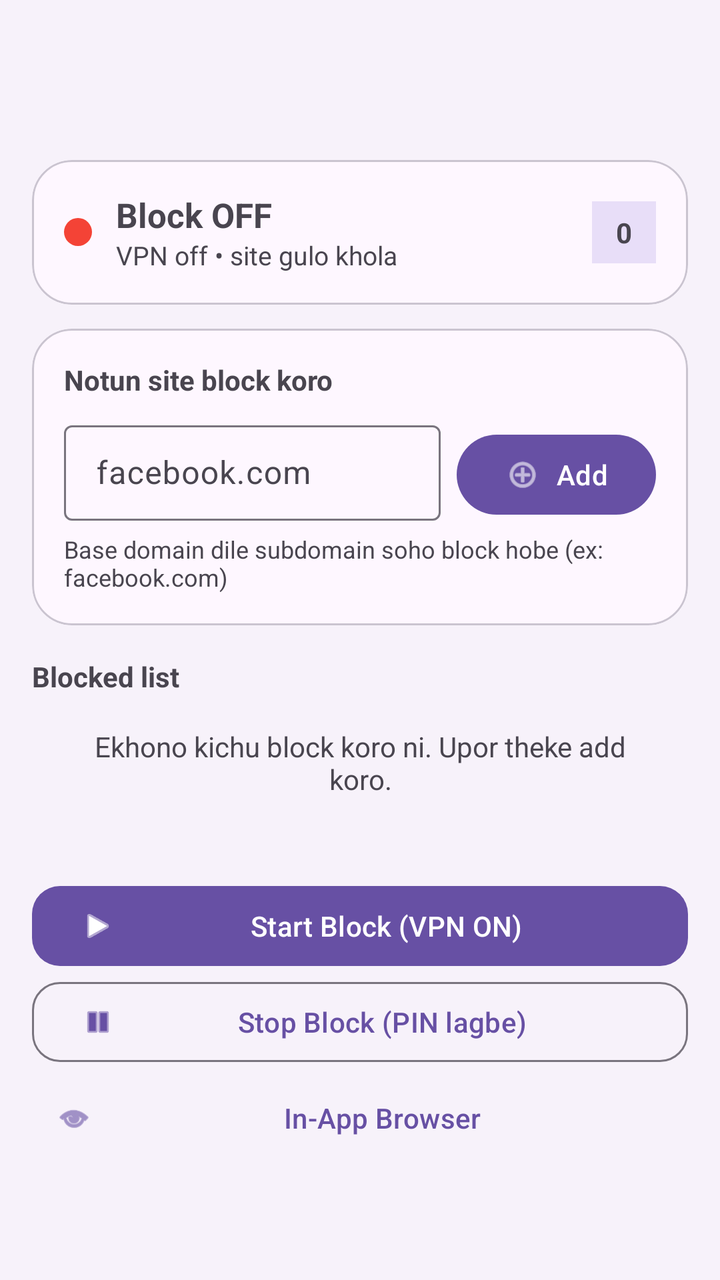
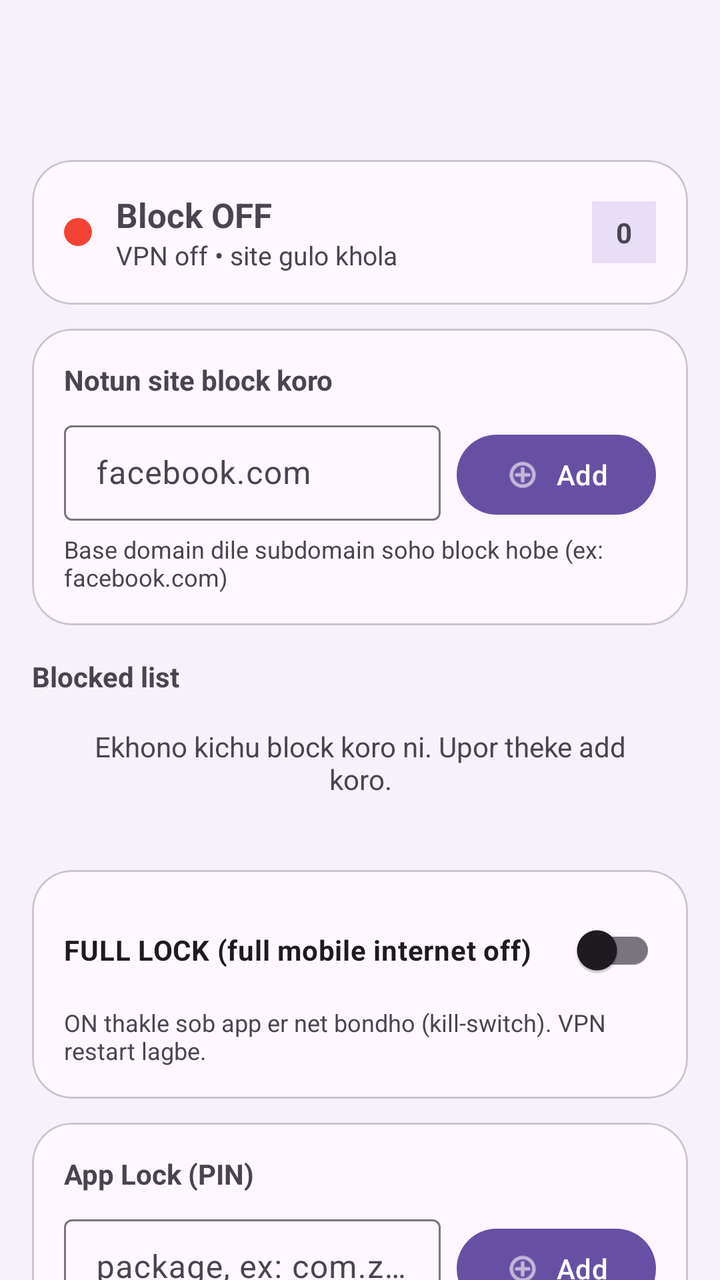

An Android layout rendered at two revisions. The XML below is the earlier revision; the diff shows what the commit changed to produce the second picture.
<!-- AndroidManifest.xml: application theme Theme.URLBlocker -->
<!-- res/layout/activity_main.xml -->
<?xml version="1.0" encoding="utf-8"?>
<LinearLayout xmlns:android="http://schemas.android.com/apk/res/android"
    xmlns:app="http://schemas.android.com/apk/res-auto"
    android:orientation="vertical"
    android:layout_width="match_parent"
    android:layout_height="match_parent"
    android:background="?attr/colorSurfaceContainerLow">

    <com.google.android.material.appbar.MaterialToolbar
        android:layout_width="match_parent"
        android:layout_height="wrap_content"
        android:title="URL Blocker"
        android:subtitle="Website block • PIN protected"
        app:titleCentered="false" />

    <androidx.core.widget.NestedScrollView
        android:layout_width="match_parent"
        android:layout_height="match_parent"
        android:fillViewport="true"
        android:clipToPadding="false">

        <LinearLayout
            android:orientation="vertical"
            android:padding="16dp"
            android:layout_width="match_parent"
            android:layout_height="wrap_content">

            <com.google.android.material.card.MaterialCardView
                android:layout_width="match_parent"
                android:layout_height="wrap_content"
                app:cardCornerRadius="20dp"
                app:cardElevation="0dp"
                app:strokeWidth="1dp"
                app:strokeColor="?attr/colorOutlineVariant">

                <LinearLayout
                    android:orientation="horizontal"
                    android:gravity="center_vertical"
                    android:padding="16dp"
                    android:layout_width="match_parent"
                    android:layout_height="wrap_content">

                    <View
                        android:id="@+id/dotStatus"
                        android:background="@drawable/dot_bg_off"
                        android:layout_width="14dp"
                        android:layout_height="14dp" />

                    <LinearLayout
                        android:orientation="vertical"
                        android:layout_marginStart="12dp"
                        android:layout_weight="1"
                        android:layout_width="0dp"
                        android:layout_height="wrap_content">

                        <TextView
                            android:id="@+id/tvStatus"
                            android:text="Block OFF"
                            android:textStyle="bold"
                            android:textSize="17sp"
                            android:layout_width="wrap_content"
                            android:layout_height="wrap_content" />

                        <TextView
                            android:id="@+id/tvSub"
                            android:text="VPN off • site gulo khola"
                            android:textSize="13sp"
                            android:layout_width="wrap_content"
                            android:layout_height="wrap_content" />
                    </LinearLayout>

                    <TextView
                        android:id="@+id/tvCount"
                        android:text="0"
                        android:textStyle="bold"
                        android:paddingStart="12dp"
                        android:paddingEnd="12dp"
                        android:paddingTop="6dp"
                        android:paddingBottom="6dp"
                        android:background="?attr/colorSecondaryContainer"
                        android:layout_width="wrap_content"
                        android:layout_height="wrap_content" />
                </LinearLayout>
            </com.google.android.material.card.MaterialCardView>

            <com.google.android.material.card.MaterialCardView
                android:layout_marginTop="12dp"
                android:layout_width="match_parent"
                android:layout_height="wrap_content"
                app:cardCornerRadius="20dp"
                app:cardElevation="0dp"
                app:strokeWidth="1dp"
                app:strokeColor="?attr/colorOutlineVariant">

                <LinearLayout
                    android:orientation="vertical"
                    android:padding="16dp"
                    android:layout_width="match_parent"
                    android:layout_height="wrap_content">

                    <TextView
                        android:text="Notun site block koro"
                        android:textStyle="bold"
                        android:layout_width="wrap_content"
                        android:layout_height="wrap_content" />

                    <LinearLayout
                        android:orientation="horizontal"
                        android:layout_marginTop="8dp"
                        android:layout_width="match_parent"
                        android:layout_height="wrap_content">

                        <com.google.android.material.textfield.TextInputLayout
                            android:hint="facebook.com"
                            android:layout_weight="1"
                            android:layout_width="0dp"
                            android:layout_height="wrap_content"
                            style="@style/Widget.Material3.TextInputLayout.OutlinedBox.Dense">

                            <com.google.android.material.textfield.TextInputEditText
                                android:id="@+id/etUrl"
                                android:inputType="textUri"
                                android:layout_width="match_parent"
                                android:layout_height="wrap_content" />
                        </com.google.android.material.textfield.TextInputLayout>

                        <com.google.android.material.button.MaterialButton
                            android:id="@+id/btnAdd"
                            android:text="Add"
                            android:layout_marginStart="8dp"
                            android:layout_width="wrap_content"
                            android:layout_height="wrap_content"
                            app:icon="@android:drawable/ic_menu_add" />
                    </LinearLayout>

                    <TextView
                        android:text="Base domain dile subdomain soho block hobe (ex: facebook.com)"
                        android:textSize="12sp"
                        android:layout_marginTop="6dp"
                        android:layout_width="wrap_content"
                        android:layout_height="wrap_content" />
                </LinearLayout>
            </com.google.android.material.card.MaterialCardView>

            <TextView
                android:text="Blocked list"
                android:textStyle="bold"
                android:layout_marginTop="16dp"
                android:layout_width="wrap_content"
                android:layout_height="wrap_content" />

            <TextView
                android:id="@+id/tvEmpty"
                android:text="Ekhono kichu block koro ni. Upor theke add koro."
                android:padding="16dp"
                android:gravity="center"
                android:layout_width="match_parent"
                android:layout_height="wrap_content" />

            <androidx.recyclerview.widget.RecyclerView
                android:id="@+id/list"
                android:nestedScrollingEnabled="false"
                android:layout_width="match_parent"
                android:layout_height="wrap_content"
                android:layout_marginTop="8dp" />

            <com.google.android.material.button.MaterialButton
                android:id="@+id/btnStart"
                android:text="Start Block (VPN ON)"
                android:layout_marginTop="16dp"
                android:layout_width="match_parent"
                android:layout_height="wrap_content"
                app:icon="@android:drawable/ic_media_play"
                app:cornerRadius="14dp" />

            <com.google.android.material.button.MaterialButton
                android:id="@+id/btnStop"
                android:text="Stop Block (PIN lagbe)"
                android:layout_width="match_parent"
                android:layout_height="wrap_content"
                style="@style/Widget.Material3.Button.OutlinedButton"
                app:icon="@android:drawable/ic_media_pause"
                app:cornerRadius="14dp" />

            <com.google.android.material.button.MaterialButton
                android:id="@+id/btnBrowser"
                android:text="In-App Browser"
                android:layout_width="match_parent"
                android:layout_height="wrap_content"
                style="@style/Widget.Material3.Button.TextButton"
                app:icon="@android:drawable/ic_menu_view" />

        </LinearLayout>
    </androidx.core.widget.NestedScrollView>
</LinearLayout>
<!-- resources referenced by this layout -->
<resources>
  <!-- drawable dot_bg_off (drawable) -->
  <?xml version="1.0" encoding="utf-8"?>
  <shape xmlns:android="http://schemas.android.com/apk/res/android"
      android:shape="oval">
      <solid android:color="@color/dot_off" />
  </shape>
  <style name="Theme.URLBlocker" parent="Theme.Material3.DayNight.NoActionBar" />
  <color name="dot_off">#F44336</color>
</resources>

<!-- the commit's change to res/layout/activity_main.xml (unified diff, before → after) -->
@@ -164,6 +164,113 @@
                 android:layout_height="wrap_content"
                 android:layout_marginTop="8dp" />
 
+            <com.google.android.material.card.MaterialCardView
+                android:layout_marginTop="12dp"
+                android:layout_width="match_parent"
+                android:layout_height="wrap_content"
+                app:cardCornerRadius="20dp"
+                app:cardElevation="0dp"
+                app:strokeWidth="1dp"
+                app:strokeColor="?attr/colorOutlineVariant">
+
+                <LinearLayout
+                    android:orientation="vertical"
+                    android:padding="16dp"
+                    android:layout_width="match_parent"
+                    android:layout_height="wrap_content">
+
+                    <com.google.android.material.switchmaterial.SwitchMaterial
+                        android:id="@+id/swFullLock"
+                        android:text="FULL LOCK (full mobile internet off)"
+                        android:textStyle="bold"
+                        android:layout_width="match_parent"
+                        android:layout_height="wrap_content" />
+
+                    <TextView
+                        android:text="ON thakle sob app er net bondho (kill-switch). VPN restart lagbe."
+                        android:textSize="12sp"
+                        android:layout_marginTop="4dp"
+                        android:layout_width="wrap_content"
+                        android:layout_height="wrap_content" />
+                </LinearLayout>
+            </com.google.android.material.card.MaterialCardView>
+
+            <com.google.android.material.card.MaterialCardView
+                android:layout_marginTop="12dp"
+                android:layout_width="match_parent"
+                android:layout_height="wrap_content"
+                app:cardCornerRadius="20dp"
+                app:cardElevation="0dp"
+                app:strokeWidth="1dp"
+                app:strokeColor="?attr/colorOutlineVariant">
+
+                <LinearLayout
+                    android:orientation="vertical"
+                    android:padding="16dp"
+                    android:layout_width="match_parent"
+                    android:layout_height="wrap_content">
+
+                    <TextView
+                        android:text="App Lock (PIN)"
+                        android:textStyle="bold"
+                        android:layout_width="wrap_content"
+                        android:layout_height="wrap_content" />
+
+                    <LinearLayout
+                        android:orientation="horizontal"
+                        android:layout_marginTop="8dp"
+                        android:layout_width="match_parent"
+                        android:layout_height="wrap_content">
+
+                        <com.google.android.material.textfield.TextInputLayout
+                            android:hint="package, ex: com.zhiliaoapp.musically"
+                            android:layout_weight="1"
+                            android:layout_width="0dp"
+                            android:layout_height="wrap_content"
+                            style="@style/Widget.Material3.TextInputLayout.OutlinedBox.Dense">
+
+                            <com.google.android.material.textfield.TextInputEditText
+                                android:id="@+id/etApp"
+                                android:inputType="text"
+                                android:layout_width="match_parent"
+                                android:layout_height="wrap_content" />
+                        </com.google.android.material.textfield.TextInputLayout>
+
+                        <com.google.android.material.button.MaterialButton
+                            android:id="@+id/btnAddApp"
+                            android:text="Add"
+                            android:layout_marginStart="8dp"
+                            android:layout_width="wrap_content"
+                            android:layout_height="wrap_content"
+                            app:icon="@android:drawable/ic_menu_add" />
+                    </LinearLayout>
+
+                    <androidx.recyclerview.widget.RecyclerView
+                        android:id="@+id/listApps"
+                        android:nestedScrollingEnabled="false"
+                        android:layout_width="match_parent"
+                        android:layout_height="wrap_content"
+                        android:layout_marginTop="8dp" />
+
+                    <com.google.android.material.button.MaterialButton
+                        android:id="@+id/btnEnableAppLock"
+                        android:text="Enable AppLock (Accessibility ON koro)"
+                        android:layout_marginTop="8dp"
+                        android:layout_width="match_parent"
+                        android:layout_height="wrap_content"
+                        style="@style/Widget.Material3.Button.OutlinedButton"
+                        app:icon="@android:drawable/ic_lock_lock"
+                        app:cornerRadius="14dp" />
+
+                    <TextView
+                        android:text="Common: Chrome=com.android.chrome  YouTube=app.revanced.android.youtube / com.google.android.youtube  TikTok=com.zhiliaoapp.musically  FB=com.facebook.katana"
+                        android:textSize="11sp"
+                        android:layout_marginTop="6dp"
+                        android:layout_width="wrap_content"
+                        android:layout_height="wrap_content" />
+                </LinearLayout>
+            </com.google.android.material.card.MaterialCardView>
+
             <com.google.android.material.button.MaterialButton
                 android:id="@+id/btnStart"
                 android:text="Start Block (VPN ON)"
